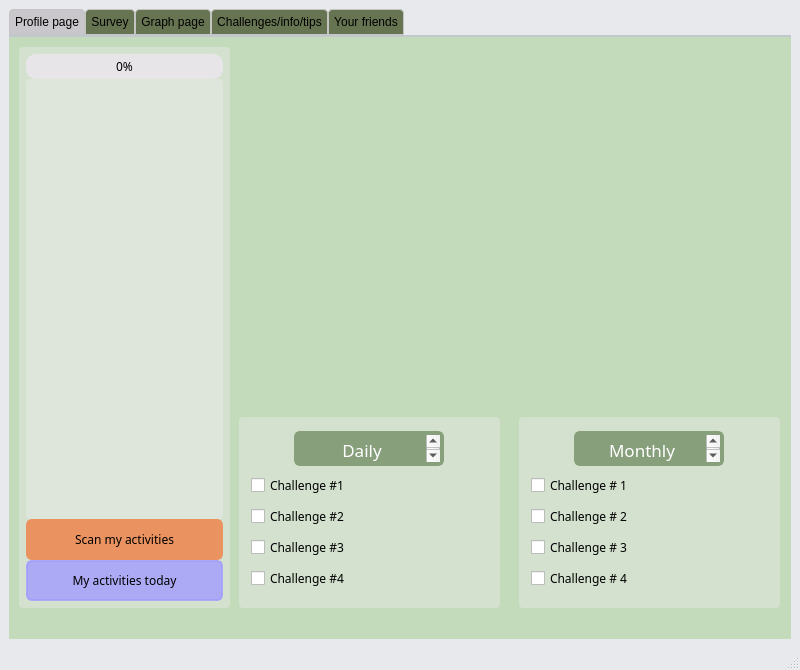
First picture: the form in GUI/UICarbonTracker/mainwindow.ui, repository cgneo/CarbonTracker, before the edit.
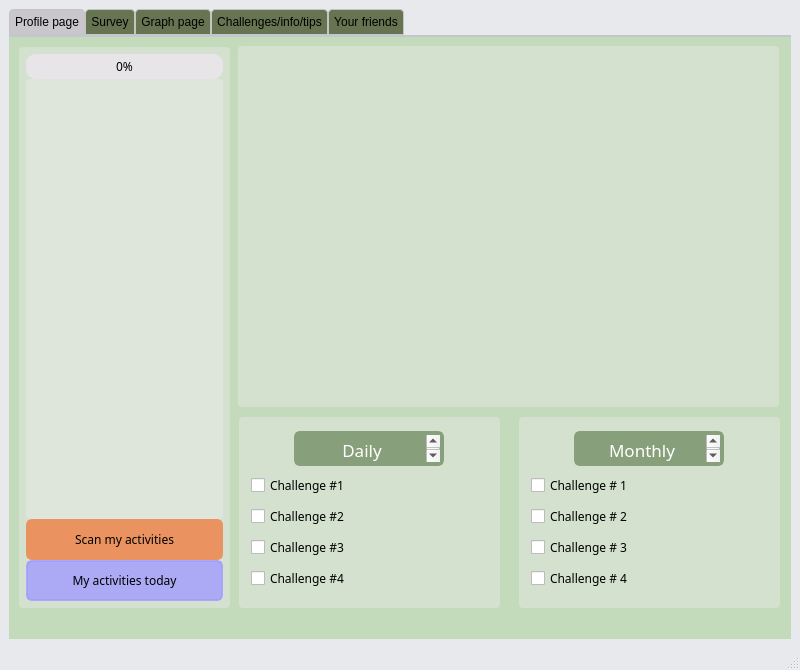
Second picture: the form after the edit. The open tabs and pages were chosen to show the change. Icons and pictures are not drawn.

Commit message: put illustrations on the challenges/tips/info

What changed in the file:
```diff
--- a/GUI/UICarbonTracker/mainwindow.ui
+++ b/GUI/UICarbonTracker/mainwindow.ui
@@ -1167,6 +1167,25 @@
          </item>
         </layout>
        </widget>
+       <widget class="QFrame" name="gridFrame">
+        <property name="geometry">
+         <rect>
+          <x>229</x>
+          <y>9</y>
+          <width>541</width>
+          <height>361</height>
+         </rect>
+        </property>
+        <property name="styleSheet">
+         <string notr="true">QFrame {
+   
+    border-radius: 4px;
+    padding: 2px;
+	background-color: rgba(236, 234, 238,100);
+}</string>
+        </property>
+        <layout class="QGridLayout" name="gridLayout"/>
+       </widget>
       </widget>
       <widget class="QWidget" name="tab_2">
        <attribute name="title">
```
Left out of the diff: 108 changed lines with no effect on the pictures. The commit also changes 2 other files.
